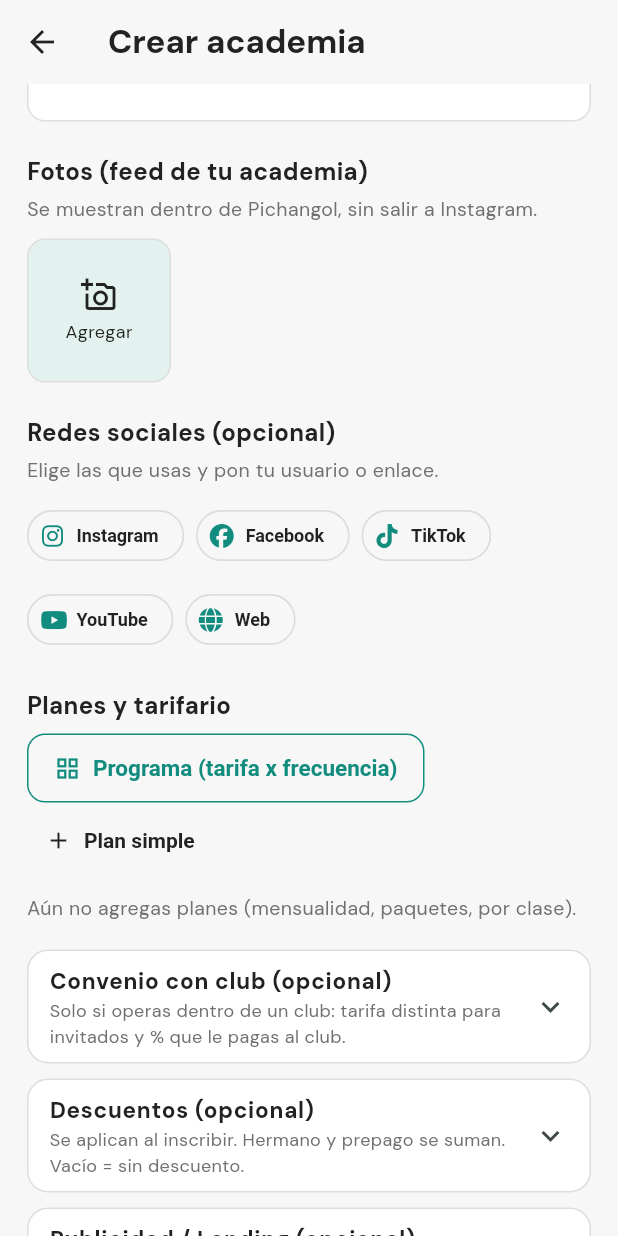
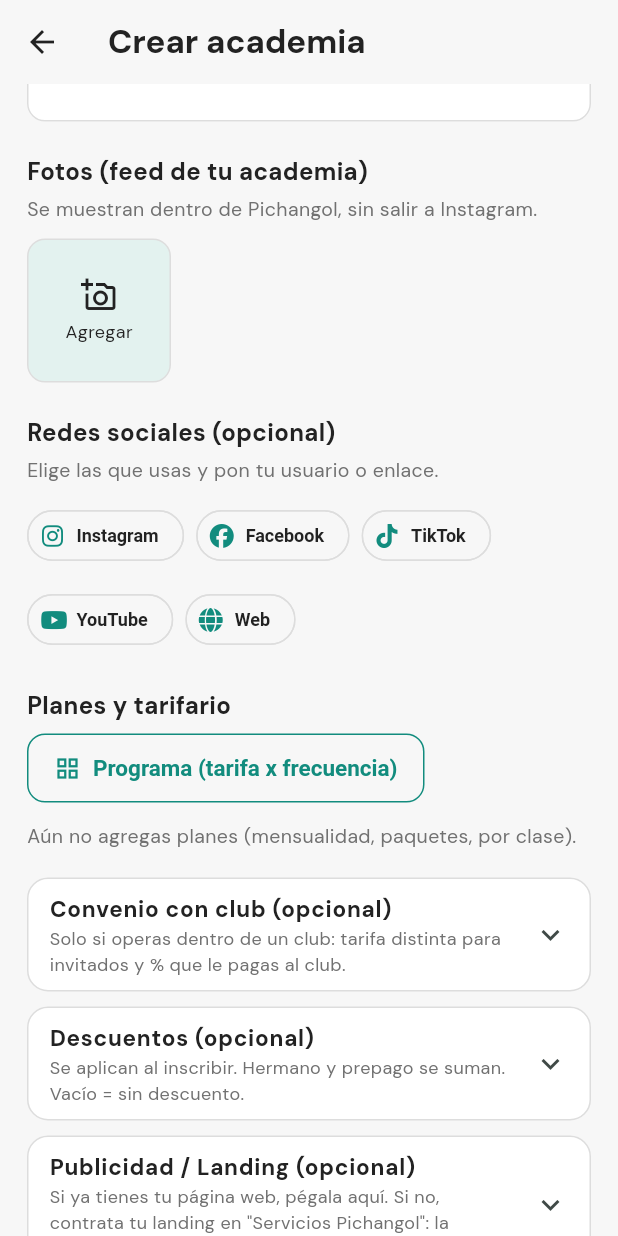
Before and after one commit to dcalagua/canchas-app-lima, a Flutter app: the CrearAcademiaScreen screen opened directly, scrolled down 576 dp, on a phone screen of 412 x 824 dp. Run offline on Flutter 3.47's test engine with Material 3 defaults, Android fonts, the phone set to English and light mode, and no system bars; our stand-ins replace audioplayers, firebase_core, firebase_messaging, font_awesome_flutter, geocoding, geolocator and 8 more; missing offline and left inert: record; accounts and stored records are empty.

Commit message:
Crear/editar academia: ocultar 'Plan simple' por ahora
El tarifario se arma con 'Programa (tarifa x frecuencia)'. Se oculta el botón
'Plan simple' tras la bandera _mostrarPlanSimple (false); poner true para
reactivarlo sin más cambios.

```diff
--- a/lib/screens/crear_academia_screen.dart
+++ b/lib/screens/crear_academia_screen.dart
@@ -64,6 +64,9 @@ class _CrearAcademiaScreenState extends State<CrearAcademiaScreen> {
       text: (v ?? 0) > 0 ? v!.toStringAsFixed(0) : '');
   late Deporte _deporte = widget.academia?.deporte ?? Deporte.tenis;
   late final List<Plan> _planes = [...(widget.academia?.planes ?? const [])];
+
+  // "Plan simple" oculto por ahora (el tarifario se arma con "Programa").
+  static const bool _mostrarPlanSimple = false;
 
   // Id fijo (para crear/editar y para la ruta del logo).
   late final String _id =
@@ -711,11 +714,13 @@ class _CrearAcademiaScreenState extends State<CrearAcademiaScreen> {
                 icon: const Icon(Icons.grid_view, size: 18),
                 label: const Text('Programa (tarifa x frecuencia)'),
               ),
-              TextButton.icon(
-                onPressed: _agregarPlan,
-                icon: const Icon(Icons.add),
-                label: const Text('Plan simple'),
-              ),
+              // "Plan simple" oculto por ahora (poner true para reactivarlo).
+              if (_mostrarPlanSimple)
+                TextButton.icon(
+                  onPressed: _agregarPlan,
+                  icon: const Icon(Icons.add),
+                  label: const Text('Plan simple'),
+                ),
             ],
           ),
           const SizedBox(height: 12),
```
